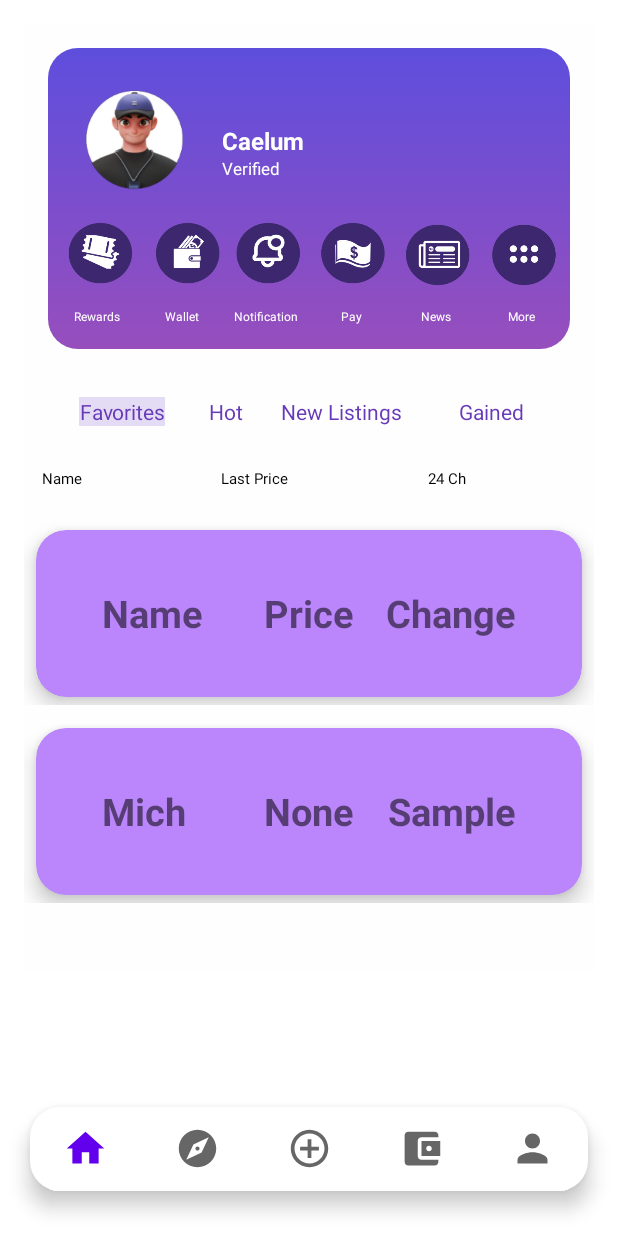
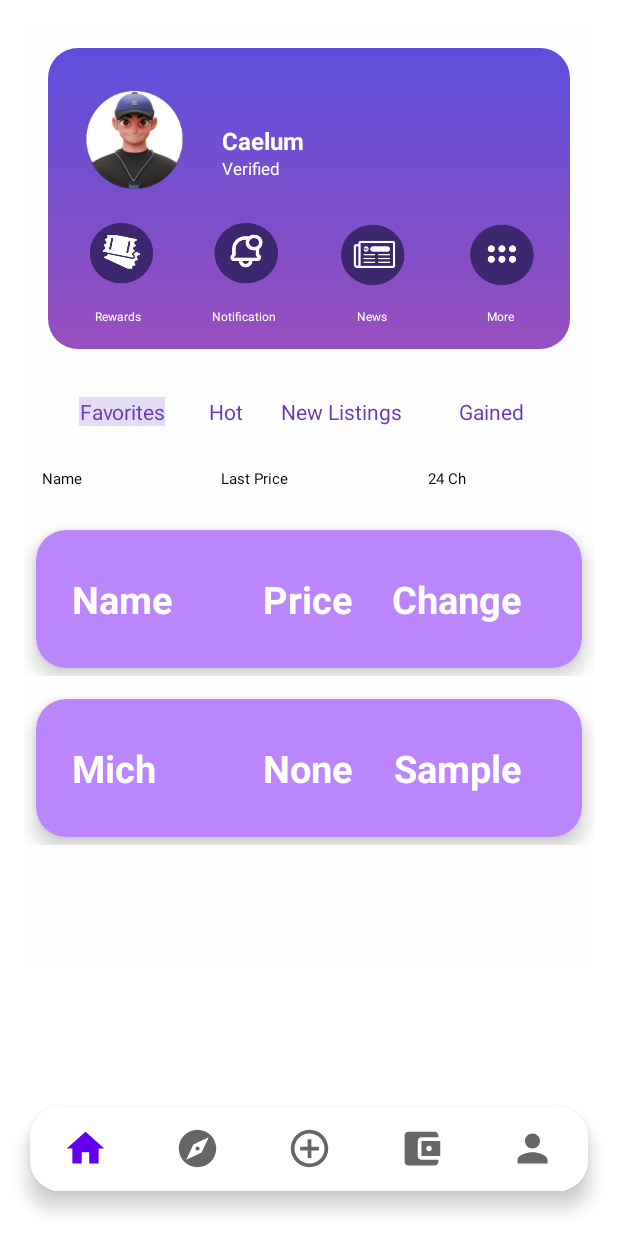
Before and after one commit to caelum-labelle/FinalApp, an Android app: the HomeFragment screen opened directly, with no data from a screen before it, on a phone screen of 412 x 824 dp. Run offline under Robolectric (Android 15) with nearby library versions, the phone set to English and light mode, and no system bars; pictures from the network do not load.

Commit message:
remake of home icons, and rows

```diff
--- a/app/src/main/res/layout/fragment_home.xml
+++ b/app/src/main/res/layout/fragment_home.xml
@@ -123,42 +123,6 @@
                             android:layout_gravity="center">
 
                             <ImageView
-                                android:id="@+id/wallet"
-                                android:layout_width="87dp"
-                                android:layout_height="83dp"
-                                app:layout_constraintBottom_toBottomOf="parent"
-                                app:layout_constraintEnd_toEndOf="parent"
-                                app:layout_constraintHorizontal_bias="0.47"
-                                app:layout_constraintStart_toStartOf="parent"
-                                app:layout_constraintTop_toTopOf="parent"
-                                app:layout_constraintVertical_bias="0.461"
-                                app:srcCompat="@drawable/wallet" />
-                        </androidx.constraintlayout.widget.ConstraintLayout>
-
-                        <TextView
-                            android:id="@+id/textView7"
-                            android:layout_width="match_parent"
-                            android:layout_height="wrap_content"
-                            android:layout_marginTop="2dp"
-                            android:text="Wallet"
-                            android:textAlignment="center"
-                            android:textColor="@color/white"
-                            android:textSize="8sp" />
-
-                    </LinearLayout>
-
-                    <LinearLayout
-                        android:layout_width="wrap_content"
-                        android:layout_height="wrap_content"
-                        android:layout_weight="1"
-                        android:orientation="vertical">
-
-                        <androidx.constraintlayout.widget.ConstraintLayout
-                            android:layout_width="70dp"
-                            android:layout_height="70dp"
-                            android:layout_gravity="center">
-
-                            <ImageView
                                 android:id="@+id/notification"
                                 android:layout_width="87dp"
                                 android:layout_height="83dp"
@@ -177,42 +141,6 @@
                             android:layout_height="wrap_content"
                             android:layout_marginTop="2dp"
                             android:text="Notification"
-                            android:textAlignment="center"
-                            android:textColor="@color/white"
-                            android:textSize="8sp" />
-
-                    </LinearLayout>
-
-                    <LinearLayout
-                        android:layout_width="wrap_content"
-                        android:layout_height="wrap_content"
-                        android:layout_weight="1"
-                        android:orientation="vertical">
-
-                        <androidx.constraintlayout.widget.ConstraintLayout
-                            android:layout_width="70dp"
-                            android:layout_height="70dp"
-                            android:layout_gravity="center">
-
-                            <ImageView
-                                android:id="@+id/pay"
-                                android:layout_width="87dp"
-                                android:layout_height="83dp"
-                                app:layout_constraintBottom_toBottomOf="parent"
-                                app:layout_constraintEnd_toEndOf="parent"
-                                app:layout_constraintHorizontal_bias="0.47"
-                                app:layout_constraintStart_toStartOf="parent"
-                                app:layout_constraintTop_toTopOf="parent"
-                                app:layout_constraintVertical_bias="0.461"
-                                app:srcCompat="@drawable/pay" />
-                        </androidx.constraintlayout.widget.ConstraintLayout>
-
-                        <TextView
-                            android:id="@+id/textView10"
-                            android:layout_width="match_parent"
-                            android:layout_height="wrap_content"
-                            android:layout_marginTop="2dp"
-                            android:text="Pay"
                             android:textAlignment="center"
                             android:textColor="@color/white"
                             android:textSize="8sp" />
--- a/app/src/main/res/layout/recyclerview_row.xml
+++ b/app/src/main/res/layout/recyclerview_row.xml
@@ -22,20 +22,20 @@
 
         <androidx.constraintlayout.widget.ConstraintLayout
             android:layout_width="match_parent"
-            android:layout_height="111dp">
+            android:layout_height="92dp">
 
             <TextView
                 android:id="@+id/txtCName"
                 android:layout_width="wrap_content"
                 android:layout_height="wrap_content"
-                android:layout_marginStart="44dp"
+                android:layout_marginStart="24dp"
                 android:text="@array/crypto_name_text"
                 android:textSize="25sp"
+                android:textColor="@color/white"
                 android:textStyle="bold"
                 app:layout_constraintBottom_toBottomOf="parent"
                 app:layout_constraintStart_toStartOf="parent"
-                app:layout_constraintTop_toTopOf="parent"
-                app:layout_constraintVertical_bias="0.493" />
+                app:layout_constraintTop_toTopOf="parent" />
 
             <TextView
                 android:id="@+id/LP"
@@ -43,25 +43,26 @@
                 android:layout_height="wrap_content"
                 android:text="@array/last_price_text"
                 android:textSize="25sp"
+                android:textColor="@color/white"
                 android:textStyle="bold"
                 app:layout_constraintBottom_toBottomOf="parent"
                 app:layout_constraintEnd_toEndOf="parent"
+                app:layout_constraintHorizontal_bias="0.498"
                 app:layout_constraintStart_toStartOf="parent"
-                app:layout_constraintTop_toTopOf="parent"
-                app:layout_constraintVertical_bias="0.493" />
+                app:layout_constraintTop_toTopOf="parent" />
 
             <TextView
                 android:id="@+id/Changes"
                 android:layout_width="wrap_content"
                 android:layout_height="wrap_content"
-                android:layout_marginEnd="44dp"
+                android:layout_marginEnd="40dp"
                 android:text="@array/changes_text"
                 android:textSize="25sp"
+                android:textColor="@color/white"
                 android:textStyle="bold"
                 app:layout_constraintBottom_toBottomOf="parent"
                 app:layout_constraintEnd_toEndOf="parent"
-                app:layout_constraintTop_toTopOf="parent"
-                app:layout_constraintVertical_bias="0.493" />
+                app:layout_constraintTop_toTopOf="parent" />
 
         </androidx.constraintlayout.widget.ConstraintLayout>
     </androidx.cardview.widget.CardView>
```
